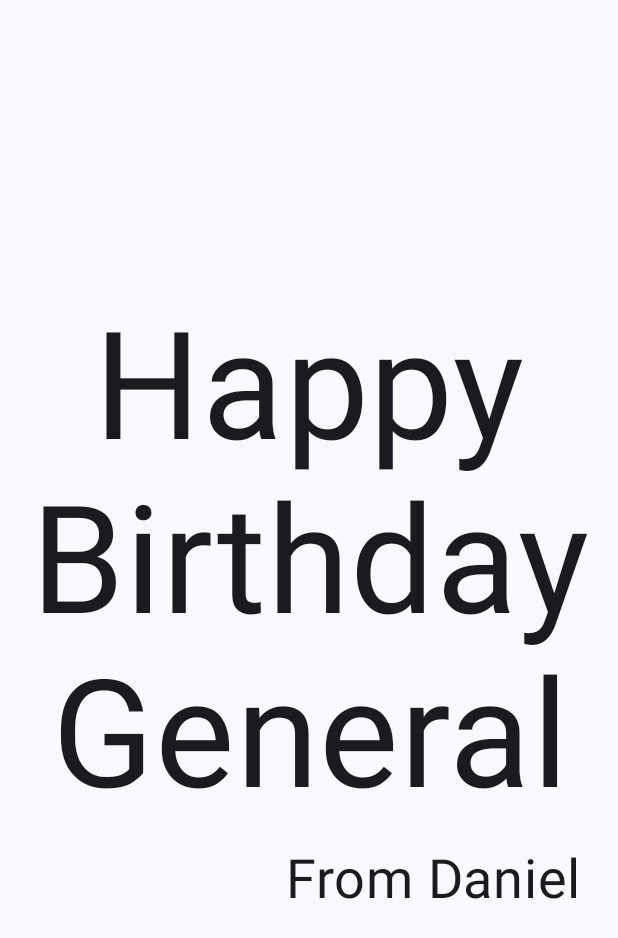
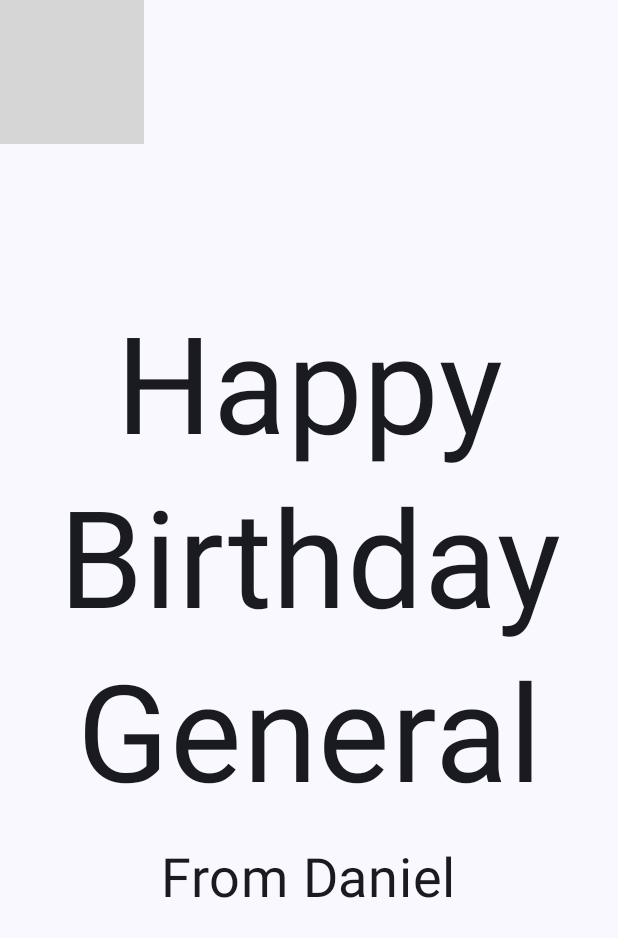
Before and after one commit to DanielFalzon/android-demo, an Android app built with Jetpack Compose: the screen it shows after launch (MainActivity), on a phone screen of 412 x 824 dp. Shown: the top 938 px of the screen. Run offline under Robolectric (Android 15) with nearby library versions, the phone set to English and light mode, and no system bars; grey boxes are pictures that could not be loaded.

Commit message:
Adding an image

```diff
--- a/app/src/main/java/com/example/greetingcard/MainActivity.kt
+++ b/app/src/main/java/com/example/greetingcard/MainActivity.kt
@@ -3,9 +3,10 @@ package com.example.greetingcard
 import android.os.Bundle
 import androidx.activity.ComponentActivity
 import androidx.activity.compose.setContent
+import androidx.compose.foundation.Image
 import androidx.compose.foundation.layout.Arrangement
+import androidx.compose.foundation.layout.Box
 import androidx.compose.foundation.layout.Column
-import androidx.compose.foundation.layout.Row
 import androidx.compose.foundation.layout.fillMaxSize
 import androidx.compose.foundation.layout.padding
 import androidx.compose.material3.MaterialTheme
@@ -14,8 +15,9 @@ import androidx.compose.material3.Text
 import androidx.compose.runtime.Composable
 import androidx.compose.ui.Alignment
 import androidx.compose.ui.Modifier
-import androidx.compose.ui.graphics.Color
+import androidx.compose.ui.layout.ContentScale
 import androidx.compose.ui.res.painterResource
+import androidx.compose.ui.res.stringResource
 import androidx.compose.ui.text.style.TextAlign
 import androidx.compose.ui.tooling.preview.Preview
 import androidx.compose.ui.unit.dp
@@ -31,7 +33,10 @@ class MainActivity : ComponentActivity() {
             GreetingCardTheme {
                 // A surface container using the 'background' color from the theme
                 Surface(modifier = Modifier.fillMaxSize(), color = MaterialTheme.colorScheme.background) {
-                    GreetingText(message = "Happy Birthday General", from = "From Daniel")
+                    GreetingImage(
+                        message = getString(R.string.happy_birthday_general),
+                        from = getString(R.string.from_daniel)
+                    )
                 }
             }
         }
@@ -48,7 +53,7 @@ fun GreetingText(message: String, from: String, modifier: Modifier = Modifier) {
     ) {
         Text(
             text = message,
-            fontSize = 100.sp,
+            fontSize = 90.sp,
             lineHeight = 116.sp,
             textAlign = TextAlign.Center
         )
@@ -57,7 +62,7 @@ fun GreetingText(message: String, from: String, modifier: Modifier = Modifier) {
             fontSize = 36.sp,
             modifier = Modifier
                 .padding(16.dp)
-                .align(alignment = Alignment.End)
+                .align(alignment = Alignment.CenterHorizontally)
         )
     }
 }
@@ -65,6 +70,23 @@ fun GreetingText(message: String, from: String, modifier: Modifier = Modifier) {
 @Composable
 fun GreetingImage(message: String, from: String, modifier: Modifier = Modifier) {
     val image = painterResource(R.drawable.androidparty)
+
+    //Box layout composable is used to place elements on top of eachother
+    Box {
+        Image(
+            painter = image,
+            contentDescription = null,
+            contentScale = ContentScale.Crop,
+            alpha = 0.5F
+        )
+        GreetingText(
+            message = message,
+            from = from,
+            modifier = Modifier
+                .fillMaxSize()
+                .padding(8.dp)
+        )
+    }
 }
 
 //@Preview annotation allows you to build a preview of the app without building it.
@@ -72,6 +94,10 @@ fun GreetingImage(message: String, from: String, modifier: Modifier = Modifier)
 @Composable
 fun GreetingPreview() {
     GreetingCardTheme {
-        GreetingText(message = "Happy Birthday General", from = "From Daniel")
+        //GreetingText(message = "Happy Birthday General", from = "From Daniel")
+        GreetingImage(
+            message = stringResource(R.string.happy_birthday_general),
+            from = stringResource(R.string.from_daniel)
+        )
     }
 }
--- a/app/src/main/res/values/strings.xml
+++ b/app/src/main/res/values/strings.xml
@@ -1,3 +1,5 @@
 <resources>
     <string name="app_name">Greeting Card</string>
+    <string name="happy_birthday_general">Happy Birthday General</string>
+    <string name="from_daniel">From Daniel</string>
 </resources>
```
